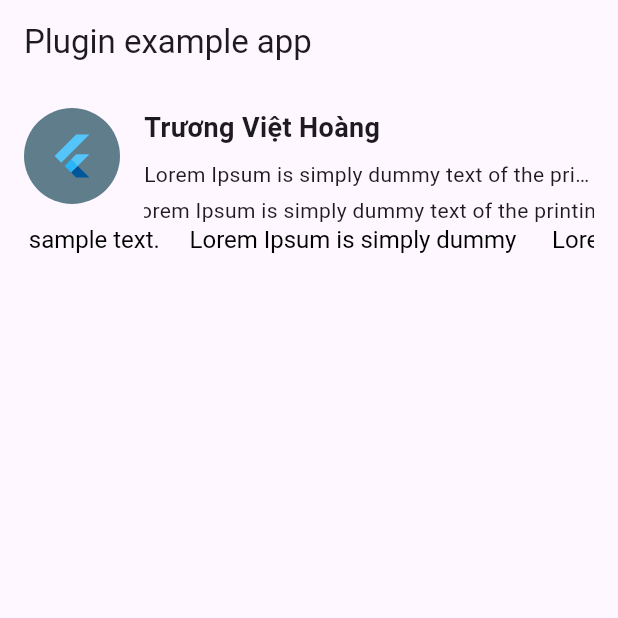
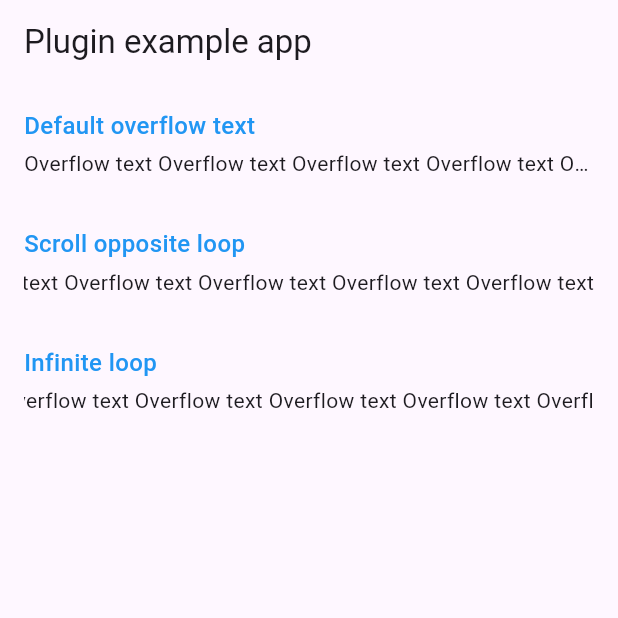
Before and after one commit to sil-main-coo/overflow_text_animated, a Flutter app: the screen it shows after launch, on a phone screen of 412 x 824 dp, the top half of it. Run offline on Flutter 3.47's test engine with Material 3 defaults, Android fonts, the phone set to English and light mode, and no system bars.

Commit message:
Add `infiniteLoop` animation

```diff
--- a/example/lib/main.dart
+++ b/example/lib/main.dart
@@ -1,5 +1,3 @@
-import 'dart:async';
-
 import 'package:flutter/material.dart';
 import 'package:overflow_text_animated/overflow_text_animated.dart';
 
@@ -12,10 +10,11 @@ class MyApp extends StatelessWidget {
 
   @override
   Widget build(BuildContext context) {
-    const fullName = 'Trương Việt Hoàng';
-    const description =
-        'Lorem Ipsum is simply dummy text of the printing and typesetting industry.';
+    const overflowText =
+        'Overflow text Overflow text Overflow text Overflow text Overflow text';
 
+    const labelStyle = TextStyle(
+        fontSize: 16, fontWeight: FontWeight.w500, color: Colors.blue);
     const descriptionStyle = TextStyle(fontSize: 14);
 
     return MaterialApp(
@@ -23,58 +22,60 @@ class MyApp extends StatelessWidget {
         appBar: AppBar(
           title: const Text('Plugin example app'),
         ),
-        body:  Padding(
-          padding: const EdgeInsets.all(16.0),
-          child: Column(
-            children: [
-              const Row(
-                crossAxisAlignment: CrossAxisAlignment.start,
-                children: [
-                  CircleAvatar(
-                    radius: 32,
-                    backgroundColor: Colors.blueGrey,
-                    child: FlutterLogo(size: 32),
-                  ),
-                  SizedBox(
-                    width: 16,
-                  ),
-                  Expanded(
+        body: const Padding(
+          padding: EdgeInsets.all(16.0),
           child: Column(
             crossAxisAlignment: CrossAxisAlignment.start,
             mainAxisSize: MainAxisSize.min,
             children: [
               Text(
-                          fullName,
-                          style: TextStyle(
-                            fontSize: 18,
-                            fontWeight: FontWeight.w600,
-                          ),
+                'Default overflow text',
+                style: labelStyle,
               ),
               SizedBox(
-                          height: 8,
+                height: 4,
               ),
               Text(
-                          description,
-                          maxLines: 1,
+                overflowText,
                 overflow: TextOverflow.ellipsis,
                 style: descriptionStyle,
+              ),
+              SizedBox(
+                height: 32,
+              ),
+              OverflowTextAnimated(
+                text: 'Scroll opposite loop',
+                style: labelStyle,
+                animation: OverFlowTextAnimations.scrollOpposite,
+                animateDuration: Duration(milliseconds: 500),
               ),
               SizedBox(
                 height: 4,
               ),
               OverflowTextAnimated(
-                          description,
+                text: overflowText,
                 style: descriptionStyle,
-                          curve: Curves.fastEaseInToSlowEaseOut,
-                          animateDuration: Duration(milliseconds: 1500),
-                          delay: Duration(milliseconds: 500),
-                        )
-                      ],
+                animation: OverFlowTextAnimations.scrollOpposite,
+                animateDuration: Duration(milliseconds: 500),
               ),
-                  )
-                ],
+              SizedBox(
+                height: 32,
               ),
-              InfiniteAutoScrollingText(),
+              OverflowTextAnimated(
+                text: 'Infinite loop',
+                style: labelStyle,
+                animation: OverFlowTextAnimations.infiniteLoop,
+                loopSpace: 30,
+              ),
+              SizedBox(
+                height: 4,
+              ),
+              OverflowTextAnimated(
+                text: overflowText,
+                style: descriptionStyle,
+                animation: OverFlowTextAnimations.infiniteLoop,
+                loopSpace: 30,
+              ),
             ],
           ),
         ),
@@ -82,66 +83,3 @@ class MyApp extends StatelessWidget {
     );
   }
 }
-
-class InfiniteAutoScrollingText extends StatefulWidget {
-@override
-_InfiniteAutoScrollingTextState createState() => _InfiniteAutoScrollingTextState();
-}
-
-class _InfiniteAutoScrollingTextState extends State<InfiniteAutoScrollingText> {
-  String text = 'This is a sample text.     '; // Văn bản mẫu
-  ScrollController _controller = ScrollController(); // Controller cho việc cuộn
-  double scrollPosition = 0.0; // Vị trí cuộn
-
-  @override
-  void initState() {
-    super.initState();
-    _controller.addListener(_scrollListener);
-
-    // Hàm tự động cuộn văn bản sau mỗi giây
-    Timer.periodic(Duration(milliseconds: 150), (Timer timer) {
-      _autoScroll();
-    });
-  }
-
-  // Hàm tự động cuộn văn bản
-  void _autoScroll() {
-    setState(() {
-      scrollPosition += 5.0; // Điều chỉnh tốc độ tự động cuộn ở đây
-      _controller.jumpTo(scrollPosition);
-      // Nếu vị trí cuộn gần cuối, thêm văn bản mới vào
-      if (scrollPosition > _controller.position.maxScrollExtent) {
-        text += 'Lorem Ipsum is simply dummy     ';
-      }
-    });
-  }
-
-  // Hàm lắng nghe sự kiện cuộn và kiểm tra vị trí cuộn
-  void _scrollListener() {
-    if (_controller.position.pixels > _controller.position.maxScrollExtent) {
-      setState(() {
-        // Nếu vị trí cuộn gần cuối, thêm văn bản mới vào
-        text += 'Lorem Ipsum is simply dummy      ';
-      });
-    }
-  }
-
-  @override
-  Widget build(BuildContext context) {
-    return SingleChildScrollView(
-      controller: _controller,
-      scrollDirection: Axis.horizontal,
-      child: Row(
-        children: [
-          SizedBox(width: 200), // Dành khoảng trống ở đầu để văn bản không bắt đầu từ đầu màn hình
-          RichText(
-            text: TextSpan(
-              text: text,
-              style: TextStyle(fontSize: 16.0, color: Colors.black),
-            ),
-          ),
-        ],
-      ),
-    );
-  }
-}
--- a/lib/overflow_text_animated.dart
+++ b/lib/overflow_text_animated.dart
@@ -1,13 +1,27 @@
+import 'dart:async';
 import 'package:flutter/material.dart';
 
+/// Include animations of text
+enum OverFlowTextAnimations {
+  /// scrolls in an infinite loop
+  infiniteLoop,
+
+  /// scroll from top to end and vice versa
+  scrollOpposite
+}
+
 class OverflowTextAnimated extends StatefulWidget {
-  const OverflowTextAnimated(this.text,
-      {Key? key,
-      this.style,
+  const OverflowTextAnimated({
+    required this.text,
+    Key? key,
+    this.animation = OverFlowTextAnimations.infiniteLoop,
+    required this.style,
     this.delay = const Duration(milliseconds: 1500),
-      this.animateDuration = const Duration(milliseconds: 4000),
-      this.curve = Curves.easeInOut})
-      : super(key: key);
+    this.animateDuration = const Duration(milliseconds: 150),
+    this.curve = Curves.easeInOut,
+    this.loopSpace = 0,
+    this.scrollSpace = 5,
+  }) : super(key: key);
 
   /// required properties
   final String text;
@@ -24,6 +38,15 @@ class OverflowTextAnimated extends StatefulWidget {
   /// motion curves of animation effects
   final Curve curve;
 
+  /// animation type
+  final OverFlowTextAnimations animation;
+
+  /// space of 2 loop contents
+  final int loopSpace;
+
+  /// space of scroll
+  final int scrollSpace;
+
   @override
   State<OverflowTextAnimated> createState() => _OverflowTextAnimatedState();
 }
@@ -35,16 +58,40 @@ class _OverflowTextAnimatedState extends State<OverflowTextAnimated> {
   /// [_exceeded] save value overflow or not
   bool _exceeded = false;
 
+  /// max lines of text. Now, only support 1 line
   final int _maxLines = 1;
 
-  /// max lines of text. Now, only support 1 line
+  /// content of text
+  late String _text;
+
+  /// [infiniteLoop] - space characters, init based  [loopSpace]
+  String _spaces = '';
+
+  /// [infiniteLoop] - save position of scroll
+  double _scrollPosition = 0.0;
 
   @override
   void initState() {
     super.initState();
+    _text = widget.text;
+
+    /// initial text
+
     WidgetsBinding.instance.addPostFrameCallback((_) async {
       if (_exceeded) {
         /// if text is overflow
+        switch (widget.animation) {
+          case OverFlowTextAnimations.scrollOpposite:
+            await _handlerScrollOpposite();
+            break;
+          default:
+            await _handlerInfiniteLoop();
+        }
+      }
+    });
+  }
+
+  Future _handlerScrollOpposite() async {
     /// scroll to end and wait delay
     /// then scroll to top
     while (true) {
@@ -66,26 +113,52 @@ class _OverflowTextAnimatedState extends State<OverflowTextAnimated> {
       }
     }
   }
+
+  Future _handlerInfiniteLoop() async {
+    for (int i = 0; i < widget.loopSpace; i++) {
+      _spaces += ' ';
+    }
+
+    _scrollController.addListener(_scrollListener);
+
+    /// Auto scroll with periodic
+    Timer.periodic(widget.animateDuration, (Timer timer) {
+      _autoScroll();
     });
   }
 
-  @override
-  void dispose() {
-    /// dispose controller
-    _scrollController.dispose();
+  /// Auto scroll
+  void _autoScroll() {
+    setState(() {
+      _scrollPosition += widget.scrollSpace;
+      _scrollController.animateTo(
+        _scrollPosition,
+        duration: widget.animateDuration,
+        curve: Curves.linear,
+      );
+    });
+  }
 
-    super.dispose();
+  /// Function listens for scroll event and checks scroll position
+  void _scrollListener() {
+    if (_scrollController.position.pixels >
+        _scrollController.position.maxScrollExtent) {
+      setState(() {
+        /// If the scroll position is near the end, add new text
+        _text += '$_spaces${widget.text}';
+      });
+    }
   }
 
   @override
   Widget build(BuildContext context) {
     return LayoutBuilder(builder: (context, size) {
-      var span = TextSpan(
-        text: widget.text,
+      final span = TextSpan(
+        text: _text,
         style: widget.style,
       );
 
-      var tp = TextPainter(
+      final tp = TextPainter(
           maxLines: _maxLines,
           textAlign: TextAlign.left,
           textDirection: TextDirection.ltr,
@@ -106,6 +179,7 @@ class _OverflowTextAnimatedState extends State<OverflowTextAnimated> {
       return SingleChildScrollView(
         controller: _scrollController,
         scrollDirection: Axis.horizontal,
+        physics: const NeverScrollableScrollPhysics(),
         child: Text.rich(
           span,
           maxLines: _maxLines,
@@ -114,4 +188,11 @@ class _OverflowTextAnimatedState extends State<OverflowTextAnimated> {
       );
     });
   }
+
+  @override
+  void dispose() {
+    /// dispose controller
+    _scrollController.dispose();
+    super.dispose();
   }
+}
--- a/pubspec.yaml
+++ b/pubspec.yaml
@@ -1,6 +1,6 @@
 name: overflow_text_animated
 description: A Flutter package project that handles text overflow with animation.
-version: 0.0.2
+version: 0.0.3
 homepage: https://github.com/sil-main-coo/overflow_text_animated
 maintainer: Truong Viet Hoang (@sil-main-coo)
 
```
Also changed, not shown: 2 other files. Lines whose indentation alone changed are shown as unchanged.
